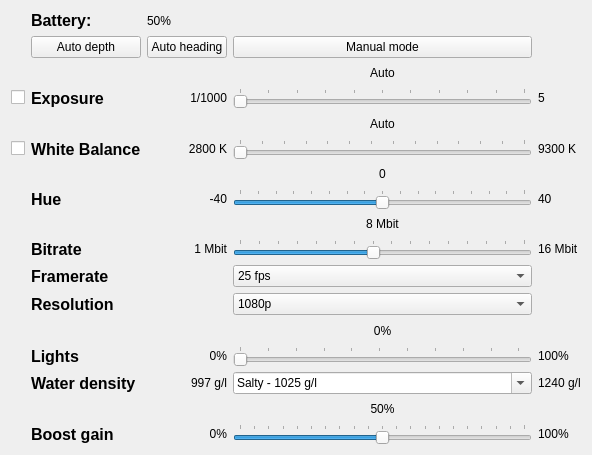
Above: blueye_controls_gui_plugin/resource/blueye_param_dashboard_gui.ui from nexuni/blueye-ros2-pkg before the change. Below: the same form after it.
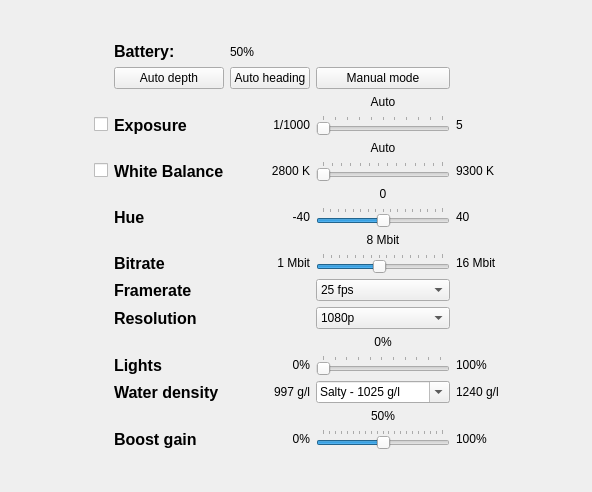
That is the form after the change.

Commit message: Added rqt_topic plugin to the .perspective file in blueye_ros2_interface. Added horizontal and vertical spacers to .ui file in blueye_controls_gui_plugin.

Patch:
```diff
--- a/blueye_controls_gui_plugin/resource/blueye_param_dashboard_gui.ui
+++ b/blueye_controls_gui_plugin/resource/blueye_param_dashboard_gui.ui
@@ -7,147 +7,14 @@
     <x>0</x>
     <y>0</y>
     <width>592</width>
-    <height>455</height>
+    <height>492</height>
    </rect>
   </property>
   <property name="windowTitle">
    <string>Form</string>
   </property>
   <layout class="QGridLayout" name="gridLayout">
-   <item row="17" column="3">
-    <widget class="QSlider" name="lightsSlider">
-     <property name="maximum">
-      <number>255</number>
-     </property>
-     <property name="orientation">
-      <enum>Qt::Horizontal</enum>
-     </property>
-     <property name="tickPosition">
-      <enum>QSlider::TicksAbove</enum>
-     </property>
-     <property name="tickInterval">
-      <number>25</number>
-     </property>
-    </widget>
-   </item>
-   <item row="18" column="1">
-    <widget class="QLabel" name="label_13">
-     <property name="font">
-      <font>
-       <pointsize>12</pointsize>
-       <weight>75</weight>
-       <bold>true</bold>
-      </font>
-     </property>
-     <property name="text">
-      <string>Water density</string>
-     </property>
-    </widget>
-   </item>
-   <item row="5" column="1">
-    <widget class="QLabel" name="label">
-     <property name="font">
-      <font>
-       <pointsize>12</pointsize>
-       <weight>75</weight>
-       <italic>false</italic>
-       <bold>true</bold>
-       <strikeout>false</strikeout>
-       <kerning>true</kerning>
-      </font>
-     </property>
-     <property name="text">
-      <string>Exposure</string>
-     </property>
-    </widget>
-   </item>
-   <item row="8" column="3">
-    <widget class="QSlider" name="whiteBalanceSlider">
-     <property name="enabled">
-      <bool>false</bool>
-     </property>
-     <property name="minimum">
-      <number>2800</number>
-     </property>
-     <property name="maximum">
-      <number>9300</number>
-     </property>
-     <property name="singleStep">
-      <number>1</number>
-     </property>
-     <property name="orientation">
-      <enum>Qt::Horizontal</enum>
-     </property>
-     <property name="tickPosition">
-      <enum>QSlider::TicksAbove</enum>
-     </property>
-     <property name="tickInterval">
-      <number>500</number>
-     </property>
-    </widget>
-   </item>
-   <item row="5" column="4">
-    <widget class="QLabel" name="label_9">
-     <property name="text">
-      <string>5</string>
-     </property>
-    </widget>
-   </item>
-   <item row="19" column="3">
-    <widget class="QLabel" name="boostSliderValueLabel">
-     <property name="text">
-      <string>50%</string>
-     </property>
-     <property name="alignment">
-      <set>Qt::AlignCenter</set>
-     </property>
-    </widget>
-   </item>
-   <item row="20" column="1">
-    <widget class="QLabel" name="label_14">
-     <property name="font">
-      <font>
-       <pointsize>12</pointsize>
-       <weight>75</weight>
-       <bold>true</bold>
-      </font>
-     </property>
-     <property name="text">
-      <string>Boost gain</string>
-     </property>
-    </widget>
-   </item>
-   <item row="12" column="4">
-    <widget class="QLabel" name="label_12">
-     <property name="text">
-      <string>16 Mbit</string>
-     </property>
-    </widget>
-   </item>
-   <item row="11" column="3">
-    <widget class="QLabel" name="bitrateSliderValueLabel">
-     <property name="text">
-      <string>8 Mbit</string>
-     </property>
-     <property name="alignment">
-      <set>Qt::AlignCenter</set>
-     </property>
-    </widget>
-   </item>
-   <item row="12" column="2">
-    <widget class="QLabel" name="label_8">
-     <property name="layoutDirection">
-      <enum>Qt::LeftToRight</enum>
-     </property>
-     <property name="text">
-      <string>1 Mbit</string>
-     </property>
-     <property name="alignment">
-      <set>Qt::AlignRight|Qt::AlignTrailing|Qt::AlignVCenter</set>
-     </property>
-    </widget>
-   </item>
-   <item row="10" column="3">
+   <item row="11" column="4">
     <widget class="QSlider" name="hueSlider">
      <property name="minimum">
       <number>-40</number>
@@ -166,93 +33,214 @@
      </property>
     </widget>
    </item>
-   <item row="8" column="0">
-    <widget class="QCheckBox" name="whiteBalanceEnableCheckBox">
+   <item row="6" column="4">
+    <widget class="QSlider" name="exposureSlider">
+     <property name="enabled">
+      <bool>false</bool>
+     </property>
+     <property name="minimum">
+      <number>1</number>
+     </property>
+     <property name="maximum">
+      <number>5000</number>
+     </property>
+     <property name="singleStep">
+      <number>1</number>
+     </property>
+     <property name="pageStep">
+      <number>1</number>
+     </property>
+     <property name="value">
+      <number>1</number>
+     </property>
+     <property name="orientation">
+      <enum>Qt::Horizontal</enum>
+     </property>
+     <property name="invertedAppearance">
+      <bool>false</bool>
+     </property>
+     <property name="tickPosition">
+      <enum>QSlider::TicksAbove</enum>
+     </property>
+     <property name="tickInterval">
+      <number>500</number>
+     </property>
+    </widget>
+   </item>
+   <item row="19" column="3">
+    <widget class="QLabel" name="label_23">
+     <property name="text">
+      <string>997 g/l</string>
+     </property>
+     <property name="alignment">
+      <set>Qt::AlignRight|Qt::AlignTrailing|Qt::AlignVCenter</set>
+     </property>
+    </widget>
+   </item>
+   <item row="0" column="3">
+    <spacer name="verticalSpacer">
+     <property name="orientation">
+      <enum>Qt::Vertical</enum>
+     </property>
+     <property name="sizeHint" stdset="0">
+      <size>
+       <width>20</width>
+       <height>40</height>
+      </size>
+     </property>
+    </spacer>
+   </item>
+   <item row="7" column="4">
+    <widget class="QLabel" name="whiteBalanceSliderValueLabel">
+     <property name="text">
+      <string>Auto</string>
+     </property>
+     <property name="alignment">
+      <set>Qt::AlignCenter</set>
+     </property>
+    </widget>
+   </item>
+   <item row="13" column="4">
+    <widget class="QSlider" name="bitrateSlider">
+     <property name="minimum">
+      <number>1</number>
+     </property>
+     <property name="maximum">
+      <number>16</number>
+     </property>
+     <property name="value">
+      <number>8</number>
+     </property>
+     <property name="orientation">
+      <enum>Qt::Horizontal</enum>
+     </property>
+     <property name="tickPosition">
+      <enum>QSlider::TicksAbove</enum>
+     </property>
+     <property name="tickInterval">
+      <number>1</number>
+     </property>
+    </widget>
+   </item>
+   <item row="19" column="5">
+    <widget class="QLabel" name="label_24">
+     <property name="text">
+      <string>1240 g/l</string>
+     </property>
+    </widget>
+   </item>
+   <item row="21" column="4">
+    <widget class="QSlider" name="boostSlider">
+     <property name="maximum">
+      <number>100</number>
+     </property>
+     <property name="singleStep">
+      <number>5</number>
+     </property>
+     <property name="pageStep">
+      <number>1</number>
+     </property>
+     <property name="value">
+      <number>50</number>
+     </property>
+     <property name="orientation">
+      <enum>Qt::Horizontal</enum>
+     </property>
+     <property name="tickPosition">
+      <enum>QSlider::TicksAbove</enum>
+     </property>
+    </widget>
+   </item>
+   <item row="9" column="3">
+    <widget class="QLabel" name="label_6">
+     <property name="layoutDirection">
+      <enum>Qt::LeftToRight</enum>
+     </property>
+     <property name="text">
+      <string>2800 K</string>
+     </property>
+     <property name="alignment">
+      <set>Qt::AlignRight|Qt::AlignTrailing|Qt::AlignVCenter</set>
+     </property>
+    </widget>
+   </item>
+   <item row="6" column="1">
+    <widget class="QCheckBox" name="exposureEnableCheckBox">
      <property name="text">
       <string/>
      </property>
     </widget>
    </item>
+   <item row="1" column="3">
+    <widget class="QLabel" name="batteryLevelLabel">
+     <property name="text">
+      <string>50%</string>
+     </property>
+    </widget>
+   </item>
+   <item row="4" column="3">
+    <widget class="QPushButton" name="autoHeadingModeButton">
+     <property name="text">
+      <string>Auto heading</string>
+     </property>
+     <property name="checkable">
+      <bool>true</bool>
+     </property>
+    </widget>
+   </item>
+   <item row="13" column="5">
+    <widget class="QLabel" name="label_12">
+     <property name="text">
+      <string>16 Mbit</string>
+     </property>
+    </widget>
+   </item>
    <item row="10" column="4">
+    <widget class="QLabel" name="hueSliderValueLabel">
+     <property name="text">
+      <string>0</string>
+     </property>
+     <property name="alignment">
+      <set>Qt::AlignCenter</set>
+     </property>
+    </widget>
+   </item>
+   <item row="11" column="5">
     <widget class="QLabel" name="label_11">
      <property name="text">
       <string>40</string>
      </property>
     </widget>
    </item>
-   <item row="8" column="4">
-    <widget class="QLabel" name="label_10">
+   <item row="9" column="1">
+    <widget class="QCheckBox" name="whiteBalanceEnableCheckBox">
      <property name="text">
-      <string>9300 K</string>
+      <string/>
      </property>
     </widget>
    </item>
-   <item row="20" column="4">
+   <item row="14" column="2">
+    <widget class="QLabel" name="label_21">
+     <property name="font">
+      <font>
+       <pointsize>12</pointsize>
+       <weight>75</weight>
+       <bold>true</bold>
+      </font>
+     </property>
+     <property name="text">
+      <string>Framerate</string>
+     </property>
+    </widget>
+   </item>
+   <item row="21" column="5">
     <widget class="QLabel" name="label_16">
      <property name="text">
       <string>100%</string>
      </property>
     </widget>
    </item>
-   <item row="13" column="3">
-    <widget class="QComboBox" name="framerateComboBox">
-     <property name="currentText">
-      <string>25 fps</string>
-     </property>
-     <item>
-      <property name="text">
-       <string>25 fps</string>
-      </property>
-     </item>
-     <item>
-      <property name="text">
-       <string>30 fps</string>
-      </property>
-     </item>
-    </widget>
-   </item>
-   <item row="10" column="2">
-    <widget class="QLabel" name="label_7">
-     <property name="layoutDirection">
-      <enum>Qt::LeftToRight</enum>
-     </property>
-     <property name="text">
-      <string>-40</string>
-     </property>
-     <property name="alignment">
-      <set>Qt::AlignRight|Qt::AlignTrailing|Qt::AlignVCenter</set>
-     </property>
-    </widget>
-   </item>
-   <item row="10" column="1">
-    <widget class="QLabel" name="label_3">
-     <property name="font">
-      <font>
-       <pointsize>12</pointsize>
-       <weight>75</weight>
-       <bold>true</bold>
-      </font>
-     </property>
-     <property name="text">
-      <string>Hue</string>
-     </property>
-    </widget>
-   </item>
-   <item row="17" column="1">
-    <widget class="QLabel" name="label_17">
-     <property name="font">
-      <font>
-       <pointsize>12</pointsize>
-       <weight>75</weight>
-       <bold>true</bold>
-      </font>
-     </property>
-     <property name="text">
-      <string>Lights</string>
-     </property>
-    </widget>
-   </item>
-   <item row="18" column="3">
+   <item row="19" column="4">
     <widget class="QComboBox" name="waterDensityComboBox">
      <property name="inputMethodHints">
       <set>Qt::ImhDigitsOnly|Qt::ImhFormattedNumbersOnly|Qt::ImhPreferNumbers</set>
@@ -283,21 +271,25 @@
      </item>
     </widget>
    </item>
-   <item row="5" column="2">
-    <widget class="QLabel" name="label_5">
-     <property name="layoutDirection">
-      <enum>Qt::LeftToRight</enum>
+   <item row="14" column="4">
+    <widget class="QComboBox" name="framerateComboBox">
+     <property name="currentText">
+      <string>25 fps</string>
      </property>
-     <property name="text">
-      <string>1/1000</string>
-     </property>
-     <property name="alignment">
-      <set>Qt::AlignRight|Qt::AlignTrailing|Qt::AlignVCenter</set>
-     </property>
+     <item>
+      <property name="text">
+       <string>25 fps</string>
+      </property>
+     </item>
+     <item>
+      <property name="text">
+       <string>30 fps</string>
+      </property>
+     </item>
     </widget>
    </item>
-   <item row="13" column="1">
-    <widget class="QLabel" name="label_21">
+   <item row="13" column="2">
+    <widget class="QLabel" name="label_4">
      <property name="font">
       <font>
        <pointsize>12</pointsize>
@@ -306,67 +298,28 @@
       </font>
      </property>
      <property name="text">
-      <string>Framerate</string>
+      <string>Bitrate</string>
      </property>
     </widget>
    </item>
-   <item row="12" column="3">
-    <widget class="QSlider" name="bitrateSlider">
-     <property name="minimum">
-      <number>1</number>
-     </property>
-     <property name="maximum">
-      <number>16</number>
-     </property>
-     <property name="value">
-      <number>8</number>
-     </property>
-     <property name="orientation">
-      <enum>Qt::Horizontal</enum>
-     </property>
-     <property name="tickPosition">
-      <enum>QSlider::TicksAbove</enum>
-     </property>
-     <property name="tickInterval">
-      <number>1</number>
-     </property>
-    </widget>
-   </item>
-   <item row="17" column="4">
-    <widget class="QLabel" name="label_19">
+   <item row="9" column="5">
+    <widget class="QLabel" name="label_10">
      <property name="text">
-      <string>100%</string>
+      <string>9300 K</string>
      </property>
     </widget>
    </item>
-   <item row="5" column="0">
-    <widget class="QCheckBox" name="exposureEnableCheckBox">
+   <item row="20" column="4">
+    <widget class="QLabel" name="boostSliderValueLabel">
      <property name="text">
-      <string/>
+      <string>50%</string>
      </property>
-    </widget>
-   </item>
-   <item row="9" column="3">
-    <widget class="QLabel" name="hueSliderValueLabel">
-     <property name="text">
-      <string>0</string>
-     </property>
      <property name="alignment">
       <set>Qt::AlignCenter</set>
      </property>
     </widget>
    </item>
-   <item row="6" column="3">
-    <widget class="QLabel" name="whiteBalanceSliderValueLabel">
-     <property name="text">
-      <string>Auto</string>
-     </property>
-     <property name="alignment">
-      <set>Qt::AlignCenter</set>
-     </property>
-    </widget>
-   </item>
-   <item row="0" column="1">
+   <item row="1" column="2">
     <widget class="QLabel" name="label_20">
      <property name="font">
       <font>
@@ -380,7 +333,7 @@
      </property>
     </widget>
    </item>
-   <item row="14" column="1">
+   <item row="15" column="2">
     <widget class="QLabel" name="label_25">
      <property name="font">
       <font>
@@ -394,8 +347,8 @@
      </property>
     </widget>
    </item>
-   <item row="8" column="1">
-    <widget class="QLabel" name="label_2">
+   <item row="21" column="2">
+    <widget class="QLabel" name="label_14">
      <property name="font">
       <font>
        <pointsize>12</pointsize>
@@ -404,44 +357,44 @@
       </font>
      </property>
      <property name="text">
-      <string>White Balance</string>
+      <string>Boost gain</string>
      </property>
     </widget>
    </item>
-   <item row="4" column="3">
-    <widget class="QLabel" name="exposureSliderValueLabel">
-     <property name="text">
-      <string>Auto</string>
+   <item row="18" column="4">
+    <widget class="QSlider" name="lightsSlider">
+     <property name="maximum">
+      <number>255</number>
      </property>
-     <property name="scaledContents">
-      <bool>false</bool>
+     <property name="orientation">
+      <enum>Qt::Horizontal</enum>
      </property>
-     <property name="alignment">
-      <set>Qt::AlignCenter</set>
+     <property name="tickPosition">
+      <enum>QSlider::TicksAbove</enum>
      </property>
-    </widget>
-   </item>
-   <item row="16" column="3">
-    <widget class="QLabel" name="lightsSliderValueLabel">
-     <property name="text">
-      <string>0%</string>
+     <property name="tickInterval">
+      <number>25</number>
      </property>
-     <property name="alignment">
-      <set>Qt::AlignCenter</set>
-     </property>
     </widget>
    </item>
-   <item row="17" column="2">
-    <widget class="QLabel" name="label_18">
+   <item row="6" column="2">
+    <widget class="QLabel" name="label">
+     <property name="font">
+      <font>
+       <pointsize>12</pointsize>
+       <weight>75</weight>
+       <italic>false</italic>
+       <bold>true</bold>
+       <strikeout>false</strikeout>
+       <kerning>true</kerning>
+      </font>
+     </property>
      <property name="text">
-      <string>0%</string>
+      <string>Exposure</string>
      </property>
-     <property name="alignment">
-      <set>Qt::AlignRight|Qt::AlignTrailing|Qt::AlignVCenter</set>
-     </property>
     </widget>
    </item>
-   <item row="14" column="3">
+   <item row="15" column="4">
     <widget class="QComboBox" name="resolutionComboBox">
      <property name="currentText">
       <string>1080p</string>
@@ -458,107 +411,21 @@
      </item>
     </widget>
    </item>
-   <item row="0" column="2">
-    <widget class="QLabel" name="batteryLevelLabel">
+   <item row="6" column="5">
+    <widget class="QLabel" name="label_9">
      <property name="text">
-      <string>50%</string>
+      <string>5</string>
      </property>
     </widget>
    </item>
-   <item row="12" column="1">
-    <widget class="QLabel" name="label_4">
-     <property name="font">
-      <font>
-       <pointsize>12</pointsize>
-       <weight>75</weight>
-       <bold>true</bold>
-      </font>
-     </property>
+   <item row="18" column="5">
+    <widget class="QLabel" name="label_19">
      <property name="text">
-      <string>Bitrate</string>
+      <string>100%</string>
      </property>
     </widget>
    </item>
-   <item row="20" column="3">
-    <widget class="QSlider" name="boostSlider">
-     <property name="maximum">
-      <number>100</number>
-     </property>
-     <property name="singleStep">
-      <number>5</number>
-     </property>
-     <property name="pageStep">
-      <number>1</number>
-     </property>
-     <property name="value">
-      <number>50</number>
-     </property>
-     <property name="orientation">
-      <enum>Qt::Horizontal</enum>
-     </property>
-     <property name="tickPosition">
-      <enum>QSlider::TicksAbove</enum>
-     </property>
-    </widget>
-   </item>
-   <item row="20" column="2">
-    <widget class="QLabel" name="label_15">
-     <property name="text">
-      <string>0%</string>
-     </property>
-     <property name="alignment">
-      <set>Qt::AlignRight|Qt::AlignTrailing|Qt::AlignVCenter</set>
-     </property>
-    </widget>
-   </item>
-   <item row="8" column="2">
-    <widget class="QLabel" name="label_6">
-     <property name="layoutDirection">
-      <enum>Qt::LeftToRight</enum>
-     </property>
-     <property name="text">
-      <string>2800 K</string>
-     </property>
-     <property name="alignment">
-      <set>Qt::AlignRight|Qt::AlignTrailing|Qt::AlignVCenter</set>
-     </property>
-    </widget>
-   </item>
-   <item row="5" column="3">
-    <widget class="QSlider" name="exposureSlider">
-     <property name="enabled">
-      <bool>false</bool>
-     </property>
-     <property name="minimum">
-      <number>1</number>
-     </property>
-     <property name="maximum">
-      <number>5000</number>
-     </property>
-     <property name="singleStep">
-      <number>1</number>
-     </property>
-     <property name="pageStep">
-      <number>1</number>
-     </property>
-     <property name="value">
-      <number>1</number>
-     </property>
-     <property name="orientation">
-      <enum>Qt::Horizontal</enum>
-     </property>
-     <property name="invertedAppearance">
-      <bool>false</bool>
-     </property>
-     <property name="tickPosition">
-      <enum>QSlider::TicksAbove</enum>
-     </property>
-     <property name="tickInterval">
-      <number>500</number>
-     </property>
-    </widget>
-   </item>
-   <item row="3" column="3">
+   <item row="4" column="4">
     <widget class="QPushButton" name="manualAutoPushButton">
      <property name="text">
       <string>Manual mode</string>
@@ -568,34 +435,48 @@
      </property>
     </widget>
    </item>
+   <item row="11" column="3">
+    <widget class="QLabel" name="label_7">
+     <property name="layoutDirection">
+      <enum>Qt::LeftToRight</enum>
+     </property>
+     <property name="text">
+      <string>-40</string>
+     </property>
+     <property name="alignment">
+      <set>Qt::AlignRight|Qt::AlignTrailing|Qt::AlignVCenter</set>
+     </property>
+    </widget>
+   </item>
+   <item row="11" column="2">
+    <widget class="QLabel" name="label_3">
+     <property name="font">
+      <font>
+       <pointsize>12</pointsize>
+       <weight>75</weight>
+       <bold>true</bold>
+      </font>
+     </property>
+     <property name="text">
+      <string>Hue</string>
+     </property>
+    </widget>
+   </item>
    <item row="18" column="2">
-    <widget class="QLabel" name="label_23">
-     <property name="text">
-      <string>997 g/l</string>
+    <widget class="QLabel" name="label_17">
+     <property name="font">
+      <font>
+       <pointsize>12</pointsize>
+       <weight>75</weight>
+       <bold>true</bold>
+      </font>
      </property>
-     <property name="alignment">
-      <set>Qt::AlignRight|Qt::AlignTrailing|Qt::AlignVCenter</set>
-     </property>
-    </widget>
-   </item>
-   <item row="18" column="4">
-    <widget class="QLabel" name="label_24">
      <property name="text">
-      <string>1240 g/l</string>
+      <string>Lights</string>
      </property>
     </widget>
    </item>
-   <item row="3" column="2">
-    <widget class="QPushButton" name="autoHeadingModeButton">
-     <property name="text">
-      <string>Auto heading</string>
-     </property>
-     <property name="checkable">
-      <bool>true</bool>
-     </property>
-    </widget>
-   </item>
-   <item row="3" column="1">
+   <item row="4" column="2">
     <widget class="QPushButton" name="autoDepthModeButton">
      <property name="text">
       <string>Auto depth</string>
@@ -605,6 +486,177 @@
      </property>
     </widget>
    </item>
+   <item row="9" column="2">
+    <widget class="QLabel" name="label_2">
+     <property name="font">
+      <font>
+       <pointsize>12</pointsize>
+       <weight>75</weight>
+       <bold>true</bold>
+      </font>
+     </property>
+     <property name="text">
+      <string>White Balance</string>
+     </property>
+    </widget>
+   </item>
+   <item row="5" column="4">
+    <widget class="QLabel" name="exposureSliderValueLabel">
+     <property name="text">
+      <string>Auto</string>
+     </property>
+     <property name="scaledContents">
+      <bool>false</bool>
+     </property>
+     <property name="alignment">
+      <set>Qt::AlignCenter</set>
+     </property>
+    </widget>
+   </item>
+   <item row="17" column="4">
+    <widget class="QLabel" name="lightsSliderValueLabel">
+     <property name="text">
+      <string>0%</string>
+     </property>
+     <property name="alignment">
+      <set>Qt::AlignCenter</set>
+     </property>
+    </widget>
+   </item>
+   <item row="13" column="3">
+    <widget class="QLabel" name="label_8">
+     <property name="layoutDirection">
+      <enum>Qt::LeftToRight</enum>
+     </property>
+     <property name="text">
+      <string>1 Mbit</string>
+     </property>
+     <property name="alignment">
+      <set>Qt::AlignRight|Qt::AlignTrailing|Qt::AlignVCenter</set>
+     </property>
+    </widget>
+   </item>
+   <item row="21" column="3">
+    <widget class="QLabel" name="label_15">
+     <property name="text">
+      <string>0%</string>
+     </property>
+     <property name="alignment">
+      <set>Qt::AlignRight|Qt::AlignTrailing|Qt::AlignVCenter</set>
+     </property>
+    </widget>
+   </item>
+   <item row="9" column="4">
+    <widget class="QSlider" name="whiteBalanceSlider">
+     <property name="enabled">
+      <bool>false</bool>
+     </property>
+     <property name="minimum">
+      <number>2800</number>
+     </property>
+     <property name="maximum">
+      <number>9300</number>
+     </property>
+     <property name="singleStep">
+      <number>1</number>
+     </property>
+     <property name="orientation">
+      <enum>Qt::Horizontal</enum>
+     </property>
+     <property name="tickPosition">
+      <enum>QSlider::TicksAbove</enum>
+     </property>
+     <property name="tickInterval">
+      <number>500</number>
+     </property>
+    </widget>
+   </item>
+   <item row="9" column="6">
+    <spacer name="horizontalSpacer_2">
+     <property name="orientation">
+      <enum>Qt::Horizontal</enum>
+     </property>
+     <property name="sizeHint" stdset="0">
+      <size>
+       <width>40</width>
+       <height>20</height>
+      </size>
+     </property>
+    </spacer>
+   </item>
+   <item row="12" column="4">
+    <widget class="QLabel" name="bitrateSliderValueLabel">
+     <property name="text">
+      <string>8 Mbit</string>
+     </property>
+     <property name="alignment">
+      <set>Qt::AlignCenter</set>
+     </property>
+    </widget>
+   </item>
+   <item row="6" column="3">
+    <widget class="QLabel" name="label_5">
+     <property name="layoutDirection">
+      <enum>Qt::LeftToRight</enum>
+     </property>
+     <property name="text">
+      <string>1/1000</string>
+     </property>
+     <property name="alignment">
+      <set>Qt::AlignRight|Qt::AlignTrailing|Qt::AlignVCenter</set>
+     </property>
+    </widget>
+   </item>
+   <item row="18" column="3">
+    <widget class="QLabel" name="label_18">
+     <property name="text">
+      <string>0%</string>
+     </property>
+     <property name="alignment">
+      <set>Qt::AlignRight|Qt::AlignTrailing|Qt::AlignVCenter</set>
+     </property>
+    </widget>
+   </item>
+   <item row="9" column="0">
+    <spacer name="horizontalSpacer">
+     <property name="orientation">
+      <enum>Qt::Horizontal</enum>
+     </property>
+     <property name="sizeHint" stdset="0">
+      <size>
+       <width>40</width>
+       <height>20</height>
+      </size>
+     </property>
+    </spacer>
+   </item>
+   <item row="19" column="2">
+    <widget class="QLabel" name="label_13">
+     <property name="font">
+      <font>
+       <pointsize>12</pointsize>
+       <weight>75</weight>
+       <bold>true</bold>
+      </font>
+     </property>
+     <property name="text">
+      <string>Water density</string>
+     </property>
+    </widget>
+   </item>
+   <item row="22" column="4">
+    <spacer name="verticalSpacer_2">
+     <property name="orientation">
+      <enum>Qt::Vertical</enum>
+     </property>
+     <property name="sizeHint" stdset="0">
+      <size>
+       <width>20</width>
+       <height>40</height>
+      </size>
+     </property>
+    </spacer>
+   </item>
   </layout>
  </widget>
  <resources/>
```
The commit also changes 1 other file.
